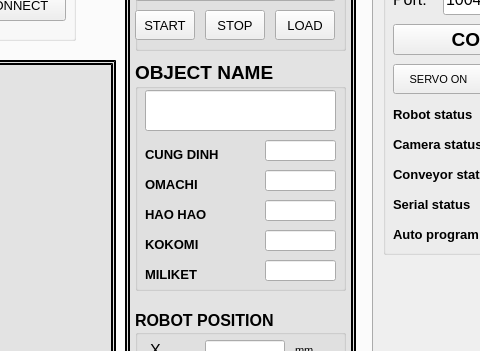
The window that mainwindow.ui (HuyAK2108/CodeThesis) describes before a commit, drawn with Qt 5; both pictures show x 557 to 1037 and y 116 to 467 of the 1181 by 704 pixel window.
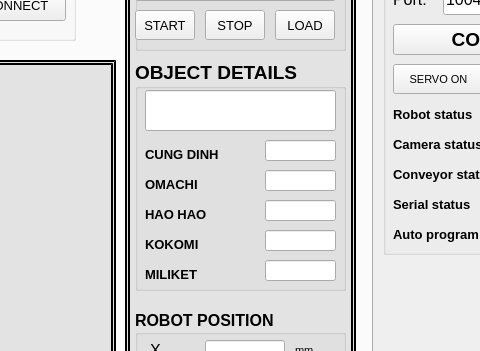
The same window after the commit. Icons and pictures are not drawn.

Commit message: Change method to pick/place object

```diff
--- a/mainwindow.ui
+++ b/mainwindow.ui
@@ -690,7 +690,7 @@
        </font>
       </property>
       <property name="title">
-       <string>OBJECT NAME</string>
+       <string>OBJECT DETAILS</string>
       </property>
       <widget class="QLineEdit" name="text_name">
        <property name="geometry">
```
Left out of the diff: 2 changed lines with no effect on the pictures. The commit also changes 8 other files.
